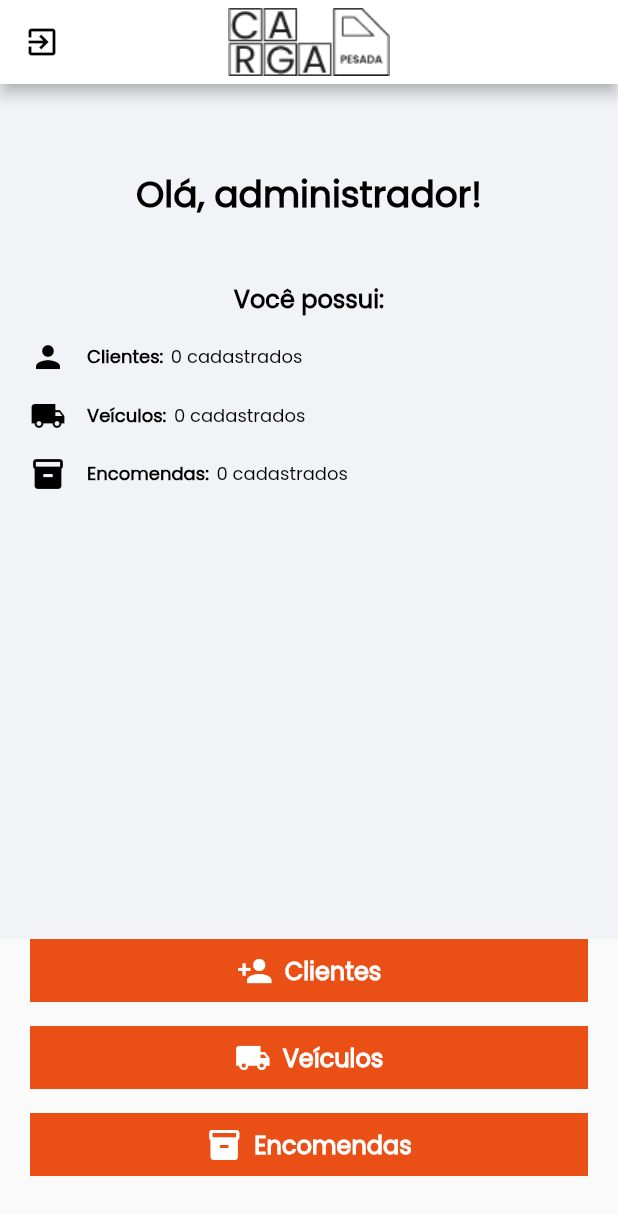
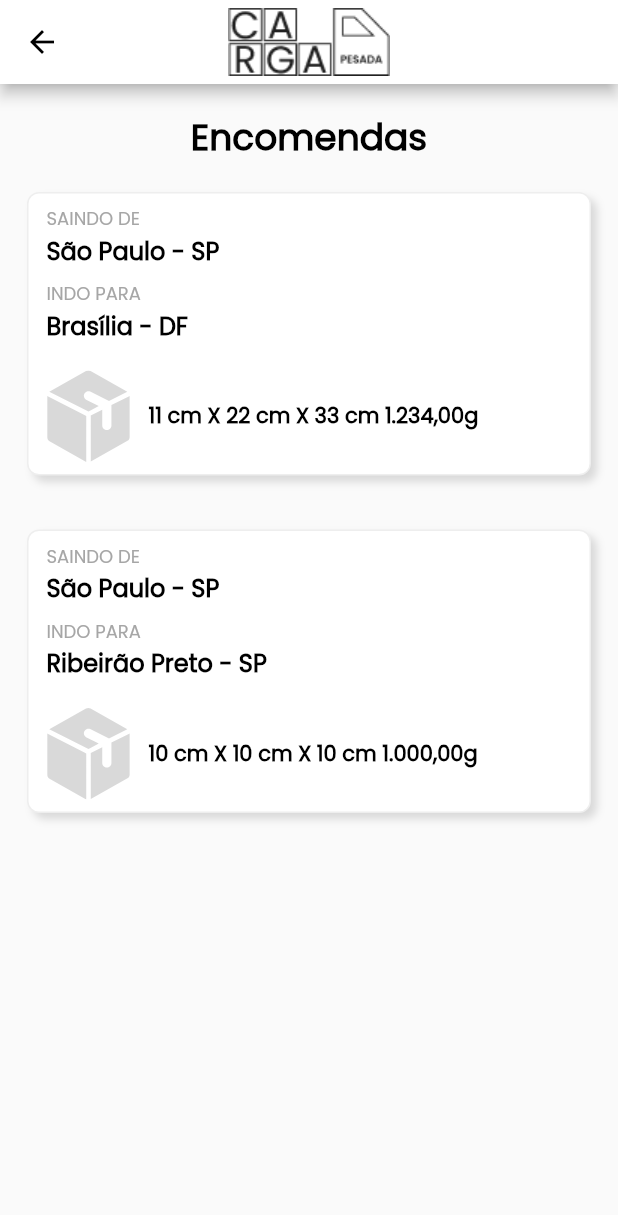
Before and after one commit to gleidsonf/app-cargapesada, a Flutter app: the HomePage screen opened directly, after a tap on "Encomendas", on a phone screen of 412 x 824 dp. Shown: the top 1215 px of the screen. Run offline on Flutter 3.47's test engine with Material 2 defaults, Android fonts, the phone set to English and light mode, and no system bars; our stand-ins replace flutter_svg.

Commit message:
feat: components and other pages

```diff
--- /dev/null
+++ b/lib/components/custom_app_bar.dart
@@ -0,0 +1,35 @@
+import 'package:flutter/material.dart';
+
+class CustomAppBar extends StatelessWidget implements PreferredSizeWidget {
+  final IconData icon;
+  final VoidCallback onPressed;
+
+  const CustomAppBar({
+    Key? key,
+    required this.icon,
+    required this.onPressed,
+  }) : super(key: key);
+
+  @override
+  Widget build(BuildContext context) {
+    return AppBar(
+      centerTitle: true,
+      backgroundColor: Colors.white,
+      title: SizedBox(
+        height: 45,
+        child: Image.asset("assets/images/black_logo.png"),
+      ),
+      leading: Builder(
+        builder: (BuildContext context) {
+          return IconButton(
+            icon: Icon(icon, color: Colors.black),
+            onPressed: onPressed,
+          );
+        },
+      ),
+    );
+  }
+
+  @override
+  Size get preferredSize => const Size.fromHeight(kToolbarHeight);
+}
--- /dev/null
+++ b/lib/components/custom_button.dart
@@ -0,0 +1,53 @@
+import 'package:flutter/material.dart';
+
+class CustomButton extends StatelessWidget {
+  final String text;
+  final IconData? icon;
+  final TextStyle textStyle;
+  final Color color;
+  final VoidCallback onPressed;
+
+  const CustomButton({super.key,
+    required this.text,
+    this.icon,
+    this.textStyle = const TextStyle(
+      fontWeight: FontWeight.bold,
+      color: Colors.white,
+      fontSize: 16,
+    ),
+    this.color = const Color.fromRGBO(234, 80, 21, 1),
+    required this.onPressed,
+  });
+
+  @override
+  Widget build(BuildContext context) {
+    return Container(
+      height: 42,
+      alignment: Alignment.center,
+      decoration: BoxDecoration(
+        color: color,
+      ),
+      child: SizedBox.expand(
+        child: TextButton(
+          onPressed: onPressed,
+          child: Row(
+            mainAxisAlignment: MainAxisAlignment.center,
+            children: [
+              if (icon != null)
+                Icon(
+                  icon,
+                  color: Colors.white,
+                ),
+              SizedBox(width: icon != null ? 8 : 0),
+              Text(
+                text,
+                style: textStyle,
+                textAlign: TextAlign.center,
+              ),
+            ],
+          ),
+        ),
+      ),
+    );
+  }
+}
--- /dev/null
+++ b/lib/components/order_card.dart
@@ -0,0 +1,91 @@
+import 'package:flutter/material.dart';
+import 'package:flutter_svg/flutter_svg.dart';
+
+class OrderCard extends StatelessWidget {
+  final String origin;
+  final String destination;
+  final String size;
+  final String weight;
+
+  const OrderCard({
+    Key? key,
+    required this.origin,
+    required this.destination,
+    required this.size,
+    required this.weight,
+  }) : super(key: key);
+
+  @override
+  Widget build(BuildContext context) {
+    return Container(
+      margin: const EdgeInsets.all(18),
+      padding: const EdgeInsets.symmetric(vertical: 8, horizontal: 12),
+      decoration: BoxDecoration(
+        borderRadius: BorderRadius.circular(8),
+        border: Border.all(color: Colors.grey[200] ?? const Color(0xFFD9D9D9), width: 1),
+        color: Colors.white,
+        boxShadow: const [
+          BoxShadow(color: Color(0xFFD9D9D9), offset: Offset(4, 4), blurRadius: 4),
+        ],
+      ),
+      child: Column(
+        mainAxisAlignment: MainAxisAlignment.center,
+        crossAxisAlignment: CrossAxisAlignment.start,
+        children: [
+          const Text(
+            'SAINDO DE',
+            style: TextStyle(
+              fontSize: 12,
+              color: Color.fromRGBO(166, 166, 166, 1),
+            ),
+          ),
+          Text(
+            origin,
+            style: const TextStyle(
+              fontSize: 16,
+              fontWeight: FontWeight.bold,
+              color: Colors.black,
+            ),
+          ),
+          const SizedBox(height: 8),
+          const Text(
+            'INDO PARA',
+            style: TextStyle(
+              fontSize: 12,
+              color: Color.fromRGBO(166, 166, 166, 1),
+            ),
+          ),
+          Text(
+            destination,
+            style: const TextStyle(
+              fontSize: 16,
+              fontWeight: FontWeight.bold,
+              color: Colors.black,
+            ),
+          ),
+          const SizedBox(height: 18),
+          Row(
+            children: [
+              SvgPicture.asset(
+                'assets/svg/box.svg',
+                width: 56,
+                height: 61,
+              ),
+              const SizedBox(width: 12),
+              Expanded(
+                child: Text(
+                  '$size $weight',
+                  style: const TextStyle(
+                    fontSize: 14,
+                    fontWeight: FontWeight.bold,
+                    color: Colors.black,
+                  ),
+                ),
+              ),
+            ],
+          ),
+        ],
+      ),
+    );
+  }
+}
--- a/lib/pages/home.dart
+++ b/lib/pages/home.dart
@@ -1,23 +1,18 @@
+import 'package:flutter/material.dart';
 import 'package:cargapesada/pages/login.dart';
-import 'package:flutter/material.dart';
+import 'package:cargapesada/pages/orders.dart';
+import 'package:cargapesada/pages/clients.dart';
+import 'package:cargapesada/components/custom_button.dart';
+import 'package:cargapesada/components/custom_app_bar.dart';
 
 class HomePage extends StatelessWidget {
-  const HomePage({super.key});
+  const HomePage({Key? key}) : super(key: key);
 
   @override
   Widget build(BuildContext context) {
     return Scaffold(
-      appBar: AppBar(
-        centerTitle: true,
-        backgroundColor: Colors.white,
-        title: SizedBox(
-          height: 45,
-          child: Image.asset("assets/images/black_logo.png"),
-        ),
-        leading: Builder(
-          builder: (BuildContext context) {
-            return IconButton(
-              icon: const Icon(Icons.exit_to_app, color: Colors.black),
+      appBar: CustomAppBar(
+        icon: Icons.exit_to_app,
         onPressed: () {
           Navigator.push(
             context,
@@ -26,12 +21,8 @@ class HomePage extends StatelessWidget {
             ),
           );
         },
-            );
-          },
       ),
-      ),
-      body:
-        Column(
+      body: Column(
         children: [
           Expanded(
             child: Container(
@@ -41,8 +32,7 @@ class HomePage extends StatelessWidget {
                 children: const <Widget>[
                   Text(
                     "Olá, administrador!",
-                      style:
-                        TextStyle(
+                    style: TextStyle(
                       fontSize: 24,
                       fontWeight: FontWeight.bold,
                       color: Colors.black,
@@ -54,11 +44,10 @@ class HomePage extends StatelessWidget {
                   ),
                   Text(
                     "Você possui:",
-                      style:
-                        TextStyle(
+                    style: TextStyle(
                       fontSize: 16,
                       fontWeight: FontWeight.bold,
-                          color: Colors.black
+                      color: Colors.black,
                     ),
                     textAlign: TextAlign.center,
                   ),
@@ -78,11 +67,10 @@ class HomePage extends StatelessWidget {
                       ),
                       Text(
                         "Clientes:",
-                          style:
-                            TextStyle(
+                        style: TextStyle(
                           fontSize: 12,
                           fontWeight: FontWeight.bold,
-                              color: Colors.black
+                          color: Colors.black,
                         ),
                       ),
                       SizedBox(
@@ -90,10 +78,9 @@ class HomePage extends StatelessWidget {
                       ),
                       Text(
                         "0 cadastrados",
-                          style:
-                            TextStyle(
+                        style: TextStyle(
                           fontSize: 12,
-                              color: Colors.black
+                          color: Colors.black,
                         ),
                       ),
                     ],
@@ -114,11 +101,10 @@ class HomePage extends StatelessWidget {
                       ),
                       Text(
                         "Veículos:",
-                          style:
-                            TextStyle(
+                        style: TextStyle(
                           fontSize: 12,
                           fontWeight: FontWeight.bold,
-                              color: Colors.black
+                          color: Colors.black,
                         ),
                       ),
                       SizedBox(
@@ -126,10 +112,9 @@ class HomePage extends StatelessWidget {
                       ),
                       Text(
                         "0 cadastrados",
-                          style:
-                            TextStyle(
+                        style: TextStyle(
                           fontSize: 12,
-                              color: Colors.black
+                          color: Colors.black,
                         ),
                       ),
                     ],
@@ -150,11 +135,10 @@ class HomePage extends StatelessWidget {
                       ),
                       Text(
                         "Encomendas:",
-                          style:
-                            TextStyle(
+                        style: TextStyle(
                           fontSize: 12,
                           fontWeight: FontWeight.bold,
-                              color: Colors.black
+                          color: Colors.black,
                         ),
                       ),
                       SizedBox(
@@ -162,10 +146,9 @@ class HomePage extends StatelessWidget {
                       ),
                       Text(
                         "0 cadastrados",
-                          style:
-                            TextStyle(
+                        style: TextStyle(
                           fontSize: 12,
-                              color: Colors.black
+                          color: Colors.black,
                         ),
                       ),
                     ],
@@ -178,77 +161,40 @@ class HomePage extends StatelessWidget {
             padding: const EdgeInsets.only(bottom: 40, left: 20, right: 20),
             child: Column(
               children: [
-                  Container(
-                    height: 42,
-                    alignment: Alignment.center,
-                    decoration: const BoxDecoration(
-                      color: Color.fromRGBO(234, 80, 21, 1)
+                CustomButton(
+                  text: 'Clientes',
+                  icon: Icons.person_add,
+                  onPressed: () {
+                    Navigator.push(
+                      context,
+                      MaterialPageRoute(
+                        builder: (context) => const ClientsPage(),
                       ),
-                    child: SizedBox.expand(
-                      child: TextButton.icon(
-                        onPressed: () {},
-                        icon: const Icon(Icons.person_add, color: Colors.white),
-                        label: const Text(
-                          "Clientes",
-                          style: TextStyle(
-                            fontWeight: FontWeight.bold,
-                            color: Colors.white,
-                            fontSize: 16,
-                          ),
-                          textAlign: TextAlign.center,
-                        ),
-                      ),
-                    ),
+                    );
+                  },
                 ),
                 const SizedBox(
                   height: 16,
                 ),
-                  Container(
-                    height: 42,
-                    alignment: Alignment.center,
-                    decoration: const BoxDecoration(
-                      color: Color.fromRGBO(234, 80, 21, 1)
-                    ),
-                    child: SizedBox.expand(
-                      child: TextButton.icon(
+                CustomButton(
+                  text: 'Veículos',
+                  icon: Icons.local_shipping,
                   onPressed: () {},
-                        icon: const Icon(Icons.local_shipping, color: Colors.white),
-                        label: const Text(
-                          "Veículos",
-                          style: TextStyle(
-                            fontWeight: FontWeight.bold,
-                            color: Colors.white,
-                            fontSize: 16,
-                          ),
-                          textAlign: TextAlign.center,
-                        ),
-                      ),
-                    ),
                 ),
                 const SizedBox(
                   height: 16,
                 ),
-                  Container(
-                    height: 42,
-                    alignment: Alignment.center,
-                    decoration: const BoxDecoration(
-                      color: Color.fromRGBO(234, 80, 21, 1)
+                CustomButton(
+                  text: 'Encomendas',
+                  icon: Icons.inventory,
+                  onPressed: () {
+                    Navigator.push(
+                      context,
+                      MaterialPageRoute(
+                        builder: (context) => const OrdersPage(),
                       ),
-                    child: SizedBox.expand(
-                      child: TextButton.icon(
-                        onPressed: () {},
-                        icon: const Icon(Icons.inventory, color: Colors.white),
-                        label: const Text(
-                          "Encomendas",
-                          style: TextStyle(
-                            fontWeight: FontWeight.bold,
-                            color: Colors.white,
-                            fontSize: 16,
-                          ),
-                          textAlign: TextAlign.center,
-                        ),
-                      ),
-                    ),
+                    );
+                  },
                 ),
               ],
             ),
--- /dev/null
+++ b/lib/pages/orders.dart
@@ -0,0 +1,58 @@
+import 'package:flutter/material.dart';
+import 'package:cargapesada/pages/home.dart';
+import 'package:cargapesada/components/custom_app_bar.dart';
+import 'package:cargapesada/components/order_card.dart';
+
+class OrdersPage extends StatelessWidget {
+  const OrdersPage({Key? key}) : super(key: key);
+
+  @override
+  Widget build(BuildContext context) {
+    return Scaffold(
+      appBar: CustomAppBar(
+        icon: Icons.arrow_back,
+        onPressed: () {
+          Navigator.push(
+            context,
+            MaterialPageRoute(
+              builder: (context) => const HomePage(),
+            ),
+          );
+        },
+      ),
+      body: SingleChildScrollView(
+        child: Center(
+          child: Column(
+            children: [
+              Container(
+                margin: const EdgeInsets.only(top: 18),
+                child: const Text(
+                  "Encomendas",
+                  style: TextStyle(
+                    fontSize: 24,
+                    fontWeight: FontWeight.bold,
+                    color: Colors.black,
+                  ),
+                  textAlign: TextAlign.center,
+                ),
+              ),
+              const OrderCard(
+                origin: 'São Paulo - SP',
+                destination: 'Brasília - DF',
+                size: '11 cm X 22 cm X 33 cm',
+                weight: '1.234,00g',
+              ),
+              const OrderCard(
+                origin: 'São Paulo - SP',
+                destination: 'Ribeirão Preto - SP',
+                size: '10 cm X 10 cm X 10 cm',
+                weight: '1.000,00g',
+              ),
+              SizedBox(height: MediaQuery.of(context).viewInsets.bottom),
+            ],
+          ),
+        ),
+      ),
+    );
+  }
+}
--- a/pubspec.yaml
+++ b/pubspec.yaml
@@ -35,6 +35,8 @@ dependencies:
   # The following adds the Cupertino Icons font to your application.
   # Use with the CupertinoIcons class for iOS style icons.
   cupertino_icons: ^1.0.2
+  flutter_svg: ^2.0.7
+  flutter_slidable: ^3.0.0
 
 dev_dependencies:
   flutter_test:
@@ -95,3 +97,4 @@ flutter:
     - assets/images/logo.png
     - assets/images/orange_logo.png
     - assets/images/black_logo.png
+    - assets/svg/box.svg
```
Also changed, not shown: lib/components/custom_text_field.dart (added, +50 -0 lines), lib/pages/clients.dart (added, +56 -0 lines), lib/pages/login.dart (+14 -67 lines), assets/svg/box.svg (added), lib/components/client_card.dart (added), pubspec.lock. Lines whose indentation alone changed are shown as unchanged.
